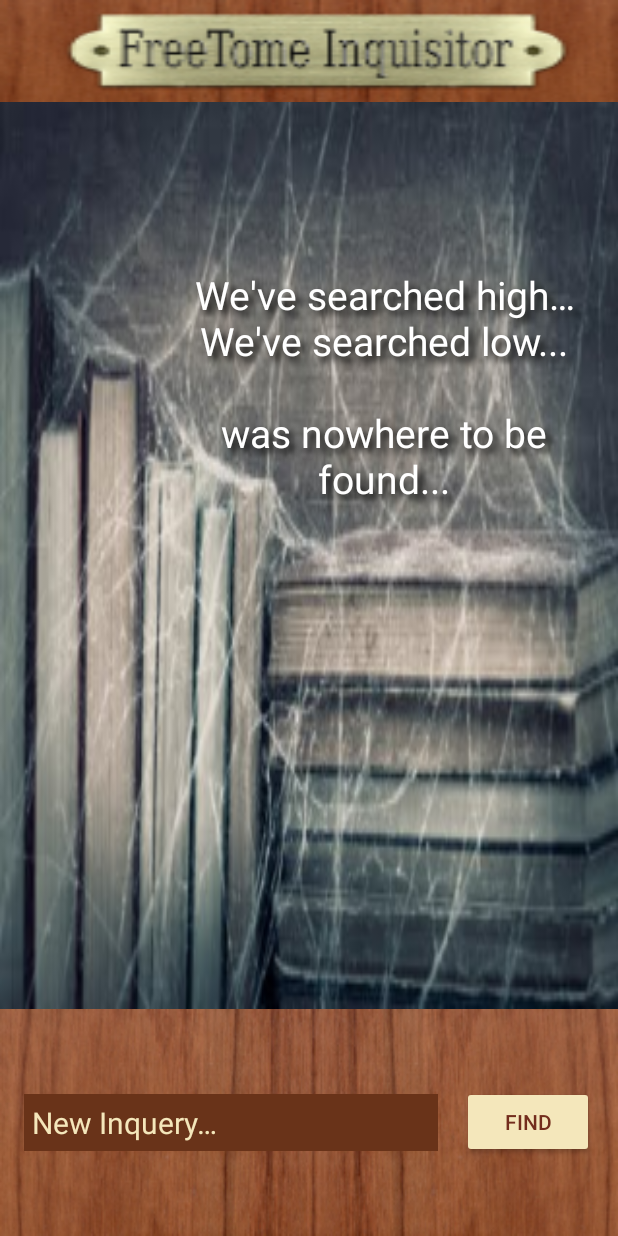
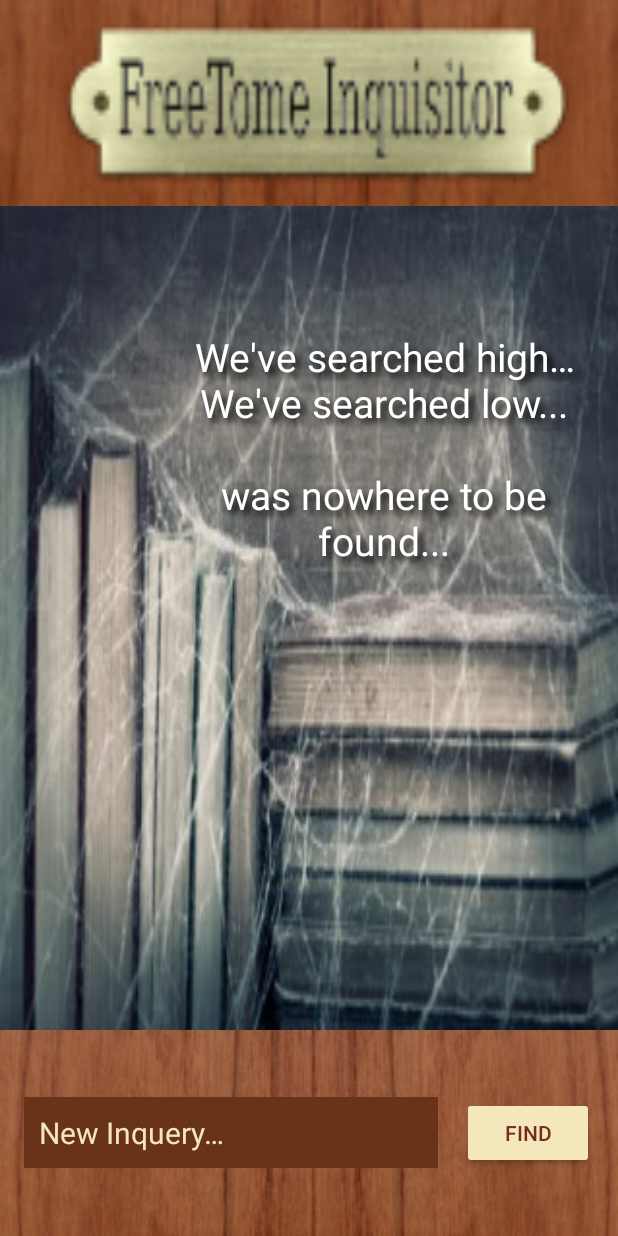
Before and after one commit to TheWickerBreaker/TheTomeInquisitor, an Android app: the TomeResultsActivity screen opened directly, with no data from a screen before it, on a phone screen of 412 x 824 dp. Run offline under Robolectric (Android 15) with nearby library versions, the light colour scheme and no system bars.

Commit message:
Full App Submission Draft

```diff
--- a/app/src/main/AndroidManifest.xml
+++ b/app/src/main/AndroidManifest.xml
@@ -20,8 +20,7 @@
             </intent-filter>
         </activity>
         <activity android:name=".TomeResultsActivity"
-            android:screenOrientation="portrait"
-            android:windowSoftInputMode="stateUnchanged"/>
+            android:screenOrientation="portrait" />
         <activity
             android:name=".SelectedTomeActivity"
             android:screenOrientation="portrait" />
--- a/app/src/main/res/layout/tome_activity.xml
+++ b/app/src/main/res/layout/tome_activity.xml
@@ -2,8 +2,7 @@
     xmlns:tools="http://schemas.android.com/tools"
     android:layout_width="match_parent"
     android:layout_height="match_parent"
-    android:background="#000000"
-    android:isScrollContainer="true"
+    android:background="@color/black"
     android:orientation="vertical">
 
     <ImageView
@@ -36,12 +35,13 @@
 
     <ListView
         android:id="@+id/list"
-        android:layout_width="match_parent"
+        android:layout_width="wrap_content"
         android:layout_height="0dp"
-        android:layout_weight="1"
+        android:layout_weight=".85"
         android:divider="@color/black"
         android:dividerHeight="8dp"
         android:rotation="-90"
+        android:isScrollContainer="false"
         android:visibility="gone" />
 
     <LinearLayout
--- a/app/src/main/res/values/styles.xml
+++ b/app/src/main/res/values/styles.xml
@@ -10,7 +10,8 @@
 
     <style name="mainHeaderLogo">
         <item name="android:layout_width">match_parent</item>
-        <item name="android:layout_height">68dp</item>
+        <item name="android:layout_height">0dp</item>
+        <item name="android:layout_weight">.25</item>
         <item name="android:scaleType">fitXY</item>
         <item name="android:src">@drawable/freetomelogo</item>
     </style>
@@ -178,7 +179,7 @@
         <item name="android:background">@color/colorPrimaryDark</item>
         <item name="android:cursorVisible">true</item>
         <item name="android:inputType">textAutoComplete</item>
-        <item name="android:padding">5dp</item>
+        <item name="android:padding">10dp</item>
         <item name="android:textColor">@color/mainTextGold</item>
         <item name="android:textColorHint">@color/mainTextGold</item>
         <item name="android:textSize">20sp</item>
--- /dev/null
+++ b/settings.gradle
@@ -0,0 +1 @@
+include ':app'
```
Also changed, not shown: build.gradle (added, +22 -0 lines), gradle.properties (added, +17 -0 lines), gradle/wrapper/gradle-wrapper.properties (added), 4 other files.
